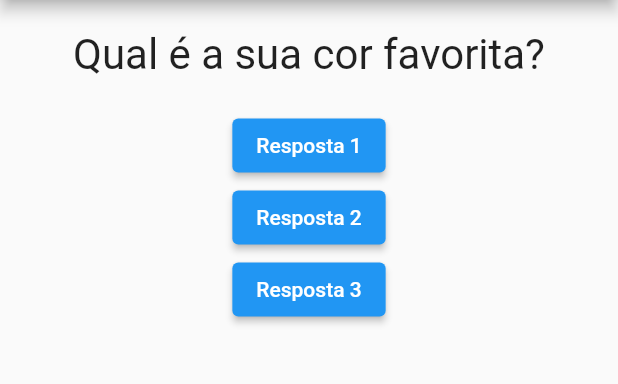
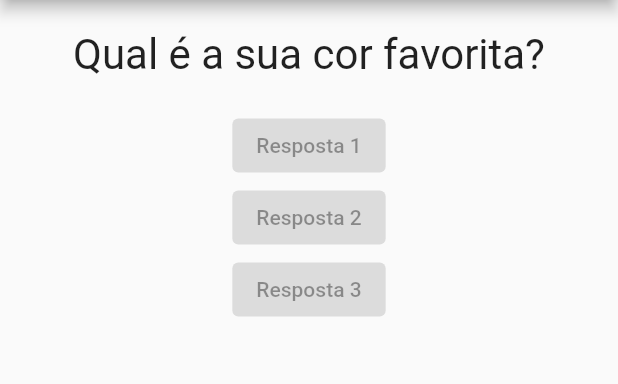
Before and after one commit to sdias-code/udemy-flutter-projeto-perguntas, a Flutter app: the screen it shows after launch, on a phone screen of 412 x 824 dp, the part 84-468 px from its top. Run offline on Flutter 3.47's test engine with Material 2 defaults, Android fonts, the phone set to English and light mode, and no system bars.

Commit message:
Aula 47 desafio resposta

```diff
--- a/lib/main.dart
+++ b/lib/main.dart
@@ -1,6 +1,7 @@
 import 'package:flutter/foundation.dart';
 import 'package:flutter/material.dart';
 import 'questao.dart';
+import 'resposta.dart';
 
 main() => runApp(const PerguntaApp());
 
@@ -31,18 +32,9 @@ class PerguntaAppState extends State<PerguntaApp> {
         body: Column(
           children: [
             Questao(perguntas[perguntaSelecionada]),
-            ElevatedButton(
-              onPressed: responder,
-              child: const Text('Resposta 1'),
-            ),
-            ElevatedButton(
-              onPressed: responder,
-              child: const Text('Resposta 2'),
-            ),
-            ElevatedButton(
-              onPressed: responder,
-              child: const Text('Resposta 3'),
-            ),
+            Resposta('Resposta 1'),
+            Resposta('Resposta 2'),
+            Resposta('Resposta 3'),
           ],
         ),
       ),
--- /dev/null
+++ b/lib/resposta.dart
@@ -0,0 +1,14 @@
+import 'package:flutter/material.dart';
+
+class Resposta extends StatelessWidget {
+  final String resposta;
+  const Resposta(this.resposta, {super.key});
+
+  @override
+  Widget build(BuildContext context) {
+    return ElevatedButton(
+      onPressed: null,
+      child: Text(resposta),
+    );
+  }
+}
```
